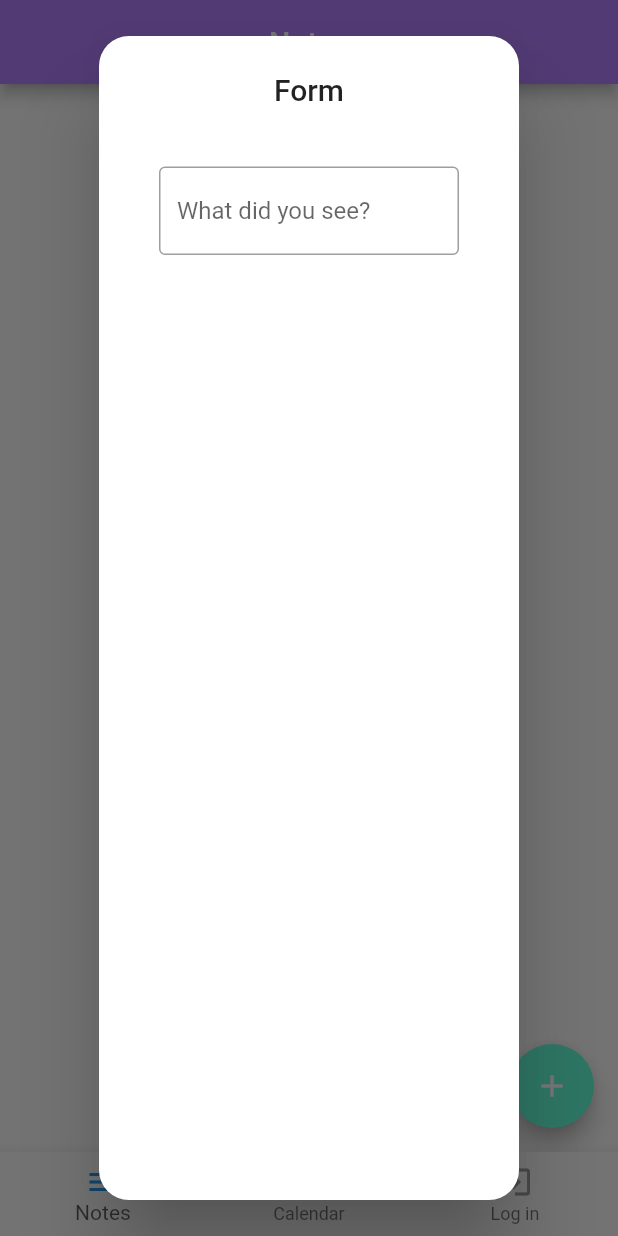
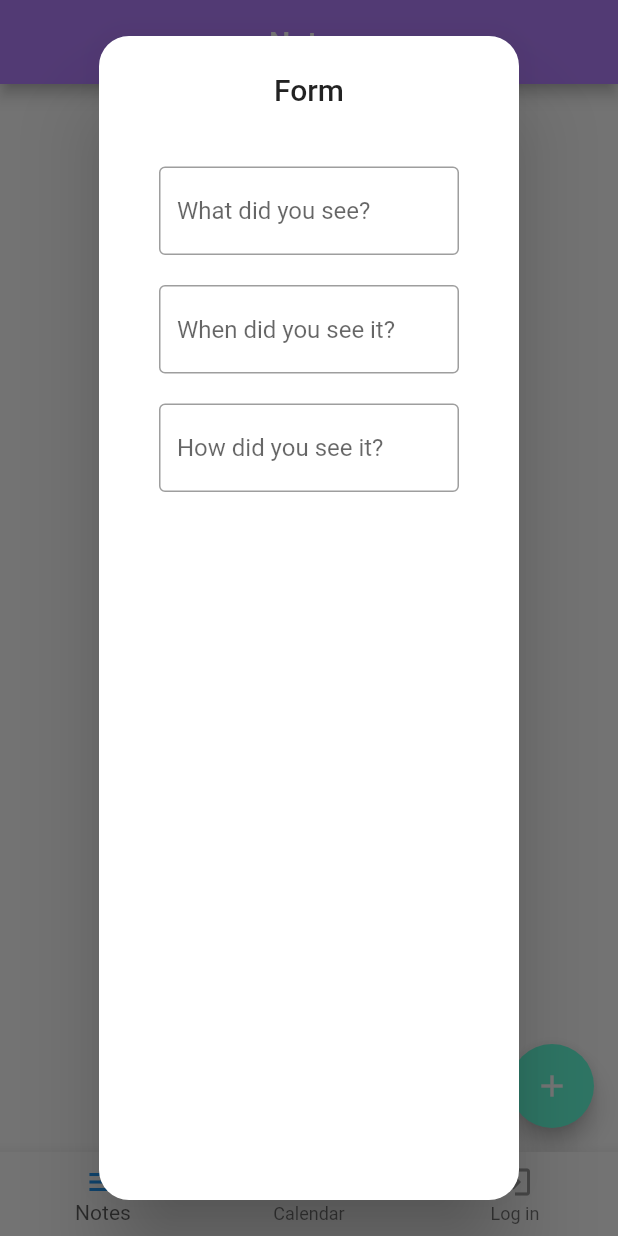
Before and after one commit to aleksandrapacia/star_calendar, a Flutter app: the screen it shows after launch, after a tap on the "add" icon, on a phone screen of 412 x 824 dp. Run offline on Flutter 3.47's test engine with Material 2 defaults, Android fonts, the phone set to English and light mode, and no system bars.

Commit message:
padding + textfields in form

```diff
--- a/lib/pages/notes_page.dart
+++ b/lib/pages/notes_page.dart
@@ -31,14 +31,24 @@ class _NotesPageState extends State<NotesPage> {
                               crossAxisAlignment: CrossAxisAlignment.center,
                               children: <Widget>[
                                 const Padding(
-                                  padding: EdgeInsets.all(10),
-                                  child: TextField(
-                                    decoration: InputDecoration(
+                                    padding: EdgeInsets.all(10),
+                                    child: TextField(
+                                        decoration: InputDecoration(
                                       border: OutlineInputBorder(),
                                       hintText: 'What did you see?',
-                                    ),
-                                  ),
-                                )
+                                    ))),
+                                const Padding(
+                                    padding: EdgeInsets.all(10),
+                                    child: TextField(
+                                        decoration: InputDecoration(
+                                            border: OutlineInputBorder(),
+                                            hintText: 'When did you see it?'))),
+                                const Padding(
+                                    padding: EdgeInsets.all(10),
+                                    child: TextField(
+                                        decoration: InputDecoration(
+                                            border: OutlineInputBorder(),
+                                            hintText: 'How did you see it?'))),
                               ]),
                         )
                       ],
```
